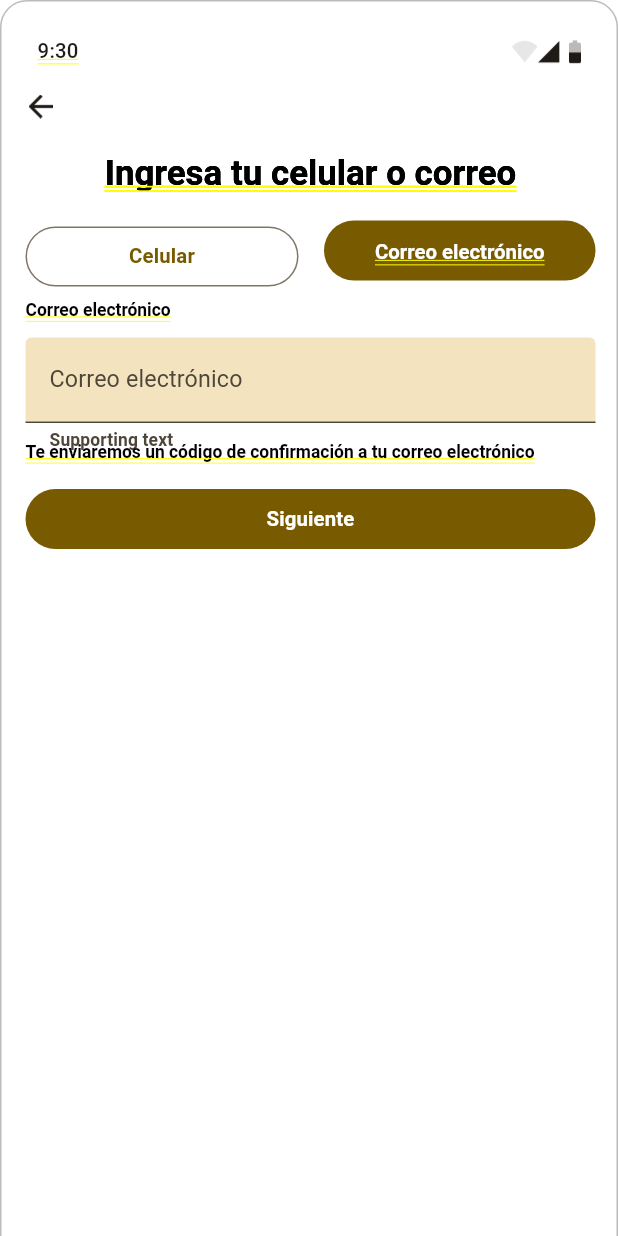
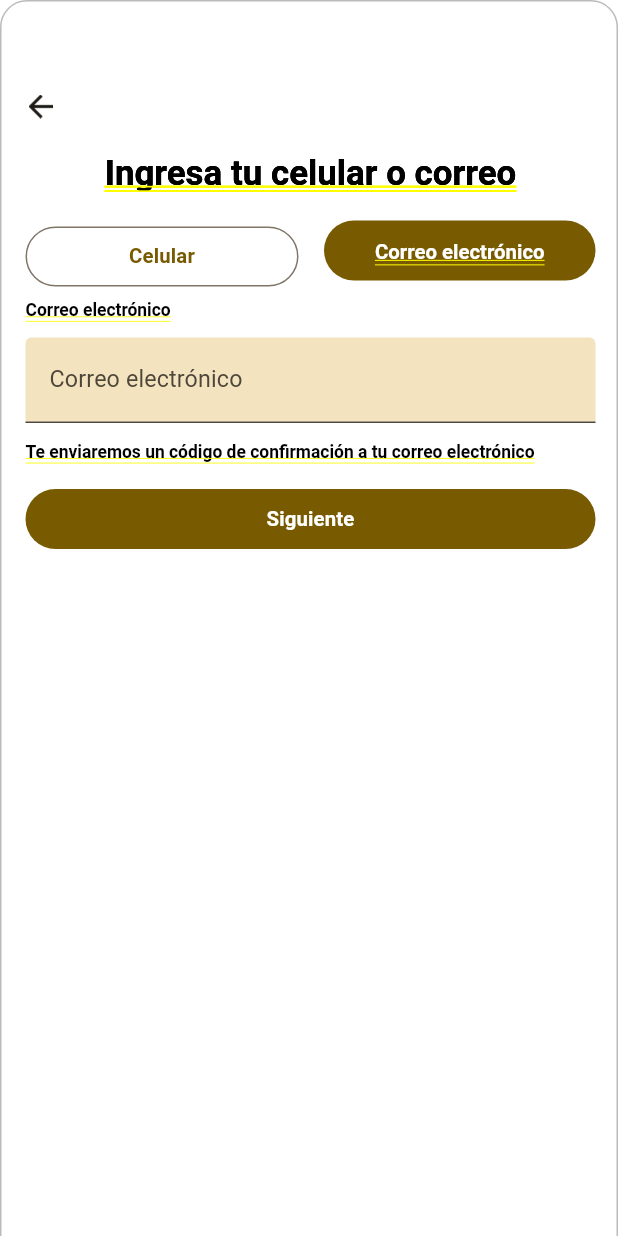
Before and after one commit to GaitanJulian/HCI, a Flutter app: the RegistroCorreo screen opened by its route, on a phone screen of 412 x 824 dp. Run offline on Flutter 3.47's test engine with Material 2 defaults, Android fonts, the phone set to English and light mode, and no system bars; our stand-ins replace get, google_fonts.

Commit message:
screen registro correo

```diff
--- a/app/lib/screens/registro-correo.dart
+++ b/app/lib/screens/registro-correo.dart
@@ -42,54 +42,10 @@
                         height: 24*fem,
                         child: Row(
                           crossAxisAlignment: CrossAxisAlignment.center,
-                          children: [
-                            Container(
-                              // timeKqq (I123:37393;1:52422;50758:11370)
-                              margin: EdgeInsets.fromLTRB(0*fem, 0*fem, 289*fem, 0*fem),
-                              child: Text(
-                                '9:30',
-                                style: SafeGoogleFont (
-                                  'Roboto',
-                                  fontSize: 14*ffem,
-                                  fontWeight: FontWeight.w500,
-                                  height: 1.4285714286*ffem/fem,
-                                  letterSpacing: 0.14*fem,
-                                  color: Color(0xff1e1b16),
-                                ),
-                              ),
-                            ),
-                            Container(
-                              // righticonsRdy (I123:37393;1:52422;50758:11372)
-                              margin: EdgeInsets.fromLTRB(0*fem, 3*fem, 0*fem, 0*fem),
-                              width: 46*fem,
-                              height: 17*fem,
-                              child: Image.asset(
-                                'assets/espacio-de-trabajo/images/right-icons-aeB.png',
-                                width: 46*fem,
-                                height: 17*fem,
-                              ),
-                            ),
-                          ],
                         ),
                       ),
                     ),
-                    Positioned(
-                      // homejuZ (I123:37393;1:52423;1:52428)
-                      left: 170*fem,
-                      top: 882*fem,
-                      child: Align(
-                        child: SizedBox(
-                          width: 72*fem,
-                          height: 2*fem,
-                          child: Container(
-                            decoration: BoxDecoration (
-                              borderRadius: BorderRadius.circular(8*fem),
-                              color: Color(0xff1e1b16),
-                            ),
-                          ),
-                        ),
-                      ),
-                    ),
+
                     Positioned(
                       // ingresatucelularocorreoSoy (123:37395)
                       left: 64*fem,
@@ -382,20 +338,6 @@
                                                 color: Color(0xff4d4639),
                                               ),
                                             ),
-                                            Container(
-                                              // supportingtextX43 (I123:37402;1:23776)
-                                              margin: EdgeInsets.fromLTRB(16*fem, 0*fem, 0*fem, 0*fem),
-                                              child: Text(
-                                                'Supporting text',
-                                                style: SafeGoogleFont (
-                                                  'Roboto',
-                                                  fontSize: 12*ffem,
-                                                  fontWeight: FontWeight.w700,
-                                                  height: 1.3333333333*ffem/fem,
-                                                  color: Color(0xff4d4639),
-                                                ),
-                                              ),
-                                            ),
                                           ],
                                         ),
                                       ),
@@ -449,23 +391,6 @@
                 ),
               ),
             ),
-            Positioned(
-              // navegacinofm (123:37405)
-              left: 152*fem,
-              top: 878*fem,
-              child: Align(
-                child: SizedBox(
-                  width: 109*fem,
-                  height: 4*fem,
-                  child: Container(
-                    decoration: BoxDecoration (
-                      borderRadius: BorderRadius.circular(100*fem),
-                      color: Color(0xff000000),
-                    ),
-                  ),
-                ),
-              ),
-            ),
           ],
         ),
       ),
```
